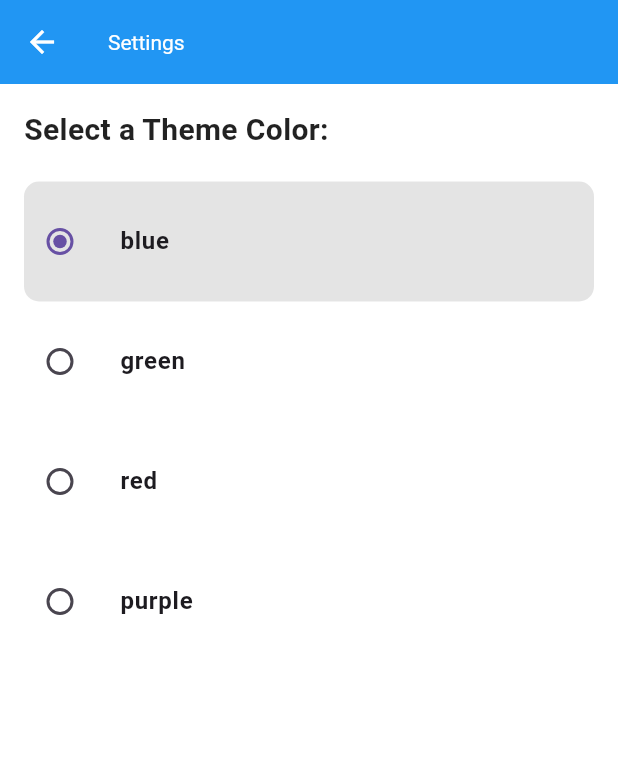
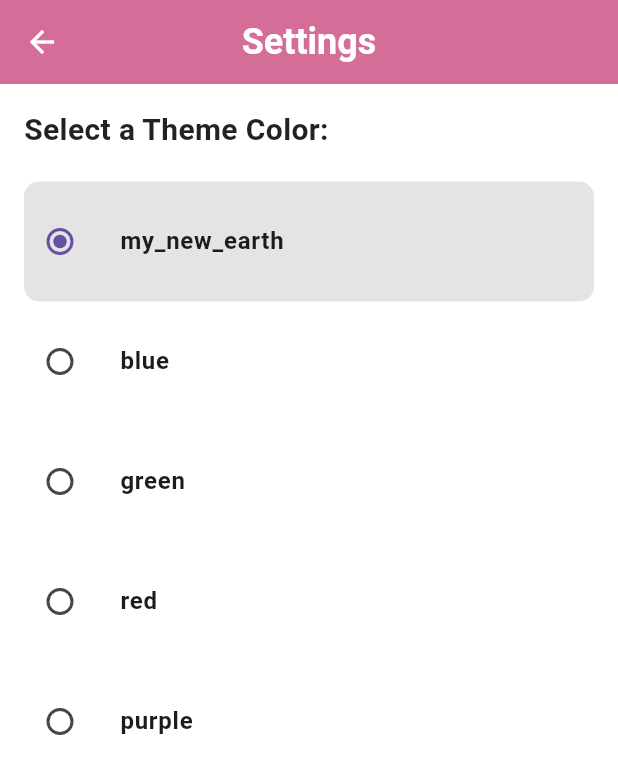
Before and after one commit to jeevankoiri10/practitioner_app, a Flutter app: the SettingsPage screen opened by its route, on a phone screen of 412 x 824 dp. Shown: the top 774 px of the screen. Run offline on Flutter 3.47's test engine with Material 3 defaults, Android fonts, the phone set to English and light mode, and no system bars; our stand-ins replace flutter_form_builder, form_builder_validators.

Commit message:
added my new earth theme

```diff
--- a/lib/view/theme/theme_provider.dart
+++ b/lib/view/theme/theme_provider.dart
@@ -1,10 +1,15 @@
 import 'package:flutter/material.dart';
 
-enum AppTheme { blue, green, red, purple }
+enum AppTheme { my_new_earth, blue, green, red, purple }
 
 class ThemeProvider with ChangeNotifier {
   // Map of themes based on the AppTheme enum
   static final Map<AppTheme, ThemeData> themes = {
+    AppTheme.my_new_earth: _buildTheme(
+      primaryColor: const Color.fromARGB(255, 223, 113, 152),
+      appBarColor: const Color.fromARGB(255, 223, 113, 152),
+      floatingActionButtonColor: const Color.fromARGB(255, 223, 113, 152),
+    ),
     AppTheme.blue: _buildTheme(
       primaryColor: Colors.blue,
       appBarColor: Colors.blue,
@@ -28,7 +33,7 @@ class ThemeProvider with ChangeNotifier {
   };
 
   // Initial theme
-  AppTheme _currentTheme = AppTheme.blue;
+  AppTheme _currentTheme = AppTheme.my_new_earth;
 
   ThemeData get themeData => themes[_currentTheme]!;
 
--- a/lib/view/ui/settings_page.dart
+++ b/lib/view/ui/settings_page.dart
@@ -1,4 +1,5 @@
 import 'package:flutter/material.dart';
+import 'package:practitioner_app/view/widgets/myne_app_bar.dart';
 import 'package:provider/provider.dart';
 import '../theme/theme_provider.dart';
 
@@ -8,10 +9,7 @@ class SettingsPage extends StatelessWidget {
     final themeProvider = Provider.of<ThemeProvider>(context);
 
     return Scaffold(
-      appBar: AppBar(
-        title: const Text('Settings'),
-        backgroundColor: Theme.of(context).primaryColor,
-      ),
+      appBar: MYNEappBar(title: 'Settings'),
       body: Padding(
         padding: const EdgeInsets.all(16.0),
         child: Column(
```
